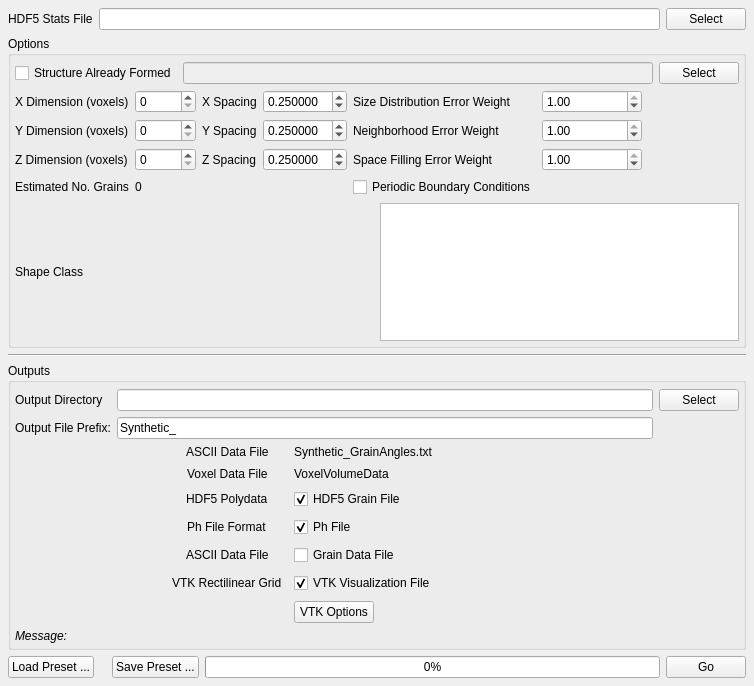
The window that Source/Plugins/GrainGenerator/UI/GrainGeneratorWidget.ui (BlueQuartzSoftware/DREAM3D) describes before a commit, drawn with Qt 5.
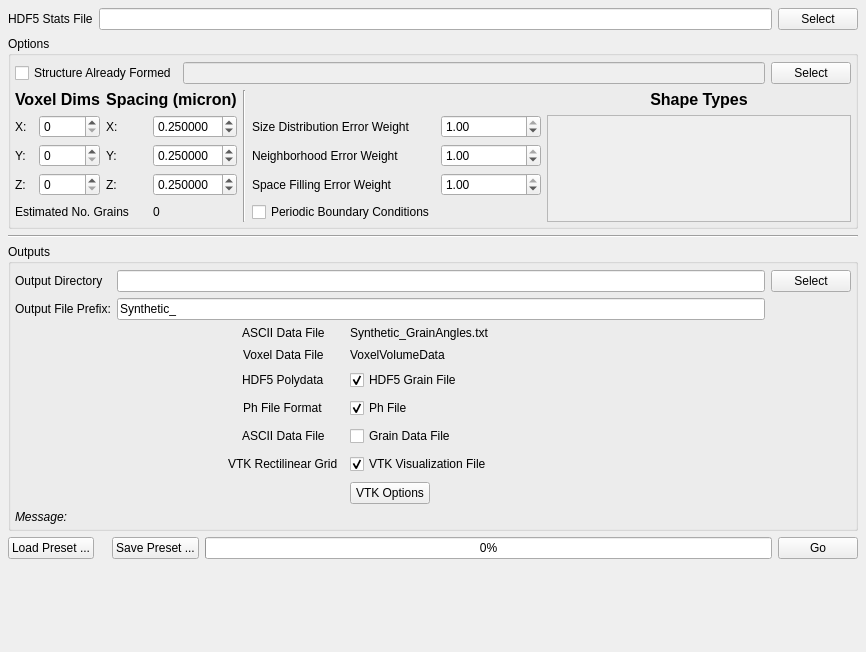
The same window after the commit. Custom widgets are drawn as their Qt base class.

Commit message: Fixing Grain Generator GUI to have better User experience with respect to selecting the Shape Type of each phase. Factored out all the ShapeClass specific code into separate classes which are in the 'ShapeOps' Subdirectory of the DREAM3DLib Common directory

Diff of the .ui file:
```diff
--- a/Source/Plugins/GrainGenerator/UI/GrainGeneratorWidget.ui
+++ b/Source/Plugins/GrainGenerator/UI/GrainGeneratorWidget.ui
@@ -6,8 +6,8 @@
    <rect>
     <x>0</x>
     <y>0</y>
-    <width>754</width>
-    <height>686</height>
+    <width>866</width>
+    <height>652</height>
    </rect>
   </property>
   <property name="windowTitle">
@@ -89,97 +89,71 @@
       </item>
       <item>
        <layout class="QGridLayout" name="gridLayout_7">
-        <item row="0" column="7" rowspan="4" colspan="3">
-         <spacer name="horizontalSpacer">
-          <property name="orientation">
-           <enum>Qt::Horizontal</enum>
-          </property>
-          <property name="sizeHint" stdset="0">
-           <size>
-            <width>40</width>
-            <height>20</height>
-           </size>
-          </property>
-         </spacer>
-        </item>
-        <item row="0" column="0">
+        <item row="1" column="0">
          <widget class="QLabel" name="label">
           <property name="text">
-           <string>X Dimension (voxels)</string>
+           <string>X:</string>
           </property>
          </widget>
         </item>
-        <item row="1" column="0">
+        <item row="2" column="0">
          <widget class="QLabel" name="label_6">
           <property name="text">
-           <string>Y Dimension (voxels)</string>
+           <string>Y:</string>
           </property>
          </widget>
         </item>
-        <item row="2" column="0">
+        <item row="3" column="0">
          <widget class="QLabel" name="label_7">
           <property name="text">
-           <string>Z Dimension (voxels)</string>
+           <string>Z:</string>
           </property>
          </widget>
         </item>
-        <item row="2" column="1">
+        <item row="3" column="1">
          <widget class="QSpinBox" name="m_ZPoints">
           <property name="maximum">
            <number>10000</number>
           </property>
          </widget>
         </item>
-        <item row="1" column="1">
+        <item row="2" column="1">
          <widget class="QSpinBox" name="m_YPoints">
           <property name="maximum">
            <number>10000</number>
           </property>
          </widget>
         </item>
-        <item row="0" column="1">
+        <item row="1" column="1">
          <widget class="QSpinBox" name="m_XPoints">
           <property name="maximum">
            <number>10000</number>
           </property>
          </widget>
         </item>
-        <item row="0" column="2">
-         <widget class="QLabel" name="label_15">
-          <property name="text">
-           <string>X Spacing</string>
-          </property>
-         </widget>
-        </item>
         <item row="1" column="2">
-         <widget class="QLabel" name="label_18">
+         <widget class="QLabel" name="label_15">
           <property name="text">
-           <string>Y Spacing</string>
+           <string>X:</string>
           </property>
          </widget>
         </item>
         <item row="2" column="2">
+         <widget class="QLabel" name="label_18">
+          <property name="text">
+           <string>Y:</string>
+          </property>
+         </widget>
+        </item>
+        <item row="3" column="2">
          <widget class="QLabel" name="label_16">
           <property name="text">
-           <string>Z Spacing</string>
-          </property>
-         </widget>
-        </item>
-        <item row="0" column="3">
-         <widget class="QDoubleSpinBox" name="m_XResolution">
-          <property name="decimals">
-           <number>6</number>
-          </property>
-          <property name="singleStep">
-           <double>0.250000000000000</double>
-          </property>
-          <property name="value">
-           <double>0.250000000000000</double>
+           <string>Z:</string>
           </property>
          </widget>
         </item>
         <item row="1" column="3">
-         <widget class="QDoubleSpinBox" name="m_ZResolution">
+         <widget class="QDoubleSpinBox" name="m_XResolution">
           <property name="decimals">
            <number>6</number>
           </property>
@@ -192,6 +166,19 @@
          </widget>
         </item>
         <item row="2" column="3">
+         <widget class="QDoubleSpinBox" name="m_ZResolution">
+          <property name="decimals">
+           <number>6</number>
+          </property>
+          <property name="singleStep">
+           <double>0.250000000000000</double>
+          </property>
+          <property name="value">
+           <double>0.250000000000000</double>
+          </property>
+         </widget>
+        </item>
+        <item row="3" column="3">
          <widget class="QDoubleSpinBox" name="m_YResolution">
           <property name="decimals">
            <number>6</number>
@@ -204,7 +191,7 @@
           </property>
          </widget>
         </item>
-        <item row="2" column="6">
+        <item row="3" column="6">
          <widget class="QDoubleSpinBox" name="m_FillingErrorWeight">
           <property name="minimumSize">
            <size>
@@ -223,7 +210,7 @@
           </property>
          </widget>
         </item>
-        <item row="1" column="6">
+        <item row="2" column="6">
          <widget class="QDoubleSpinBox" name="m_NeighborhoodErrorWeight">
           <property name="minimumSize">
            <size>
@@ -242,7 +229,7 @@
           </property>
          </widget>
         </item>
-        <item row="0" column="6">
+        <item row="1" column="6">
          <widget class="QDoubleSpinBox" name="m_SizeDistErrorWeight">
           <property name="minimumSize">
            <size>
@@ -261,72 +248,140 @@
           </property>
          </widget>
         </item>
-        <item row="3" column="1">
-         <widget class="QLabel" name="est_numgrains">
-          <property name="text">
-           <string>0</string>
-          </property>
-         </widget>
-        </item>
-        <item row="3" column="0">
-         <widget class="QLabel" name="label_9">
-          <property name="text">
-           <string>Estimated No. Grains</string>
-          </property>
-         </widget>
-        </item>
-        <item row="0" column="5">
+        <item row="1" column="5">
          <widget class="QLabel" name="label_4">
           <property name="text">
            <string>Size Distribution Error Weight</string>
           </property>
          </widget>
         </item>
-        <item row="1" column="5">
+        <item row="2" column="5">
          <widget class="QLabel" name="label_3">
           <property name="text">
            <string>Neighborhood Error Weight</string>
           </property>
          </widget>
         </item>
-        <item row="2" column="5">
+        <item row="3" column="5">
          <widget class="QLabel" name="label_55">
           <property name="text">
            <string>Space Filling Error Weight</string>
           </property>
          </widget>
         </item>
-        <item row="3" column="5">
+        <item row="4" column="5">
          <widget class="QCheckBox" name="m_PeriodicBoundaryConditions">
           <property name="text">
            <string>Periodic Boundary Conditions</string>
           </property>
          </widget>
         </item>
-       </layout>
-      </item>
-      <item>
-       <layout class="QGridLayout" name="gridLayout_2">
-        <item row="0" column="0">
-         <widget class="QLabel" name="label_17">
-          <property name="text">
-           <string>Shape Class</string>
+        <item row="1" column="7" rowspan="4">
+         <widget class="QScrollArea" name="m_ShapeTypeScrollArea">
+          <property name="minimumSize">
+           <size>
+            <width>250</width>
+            <height>0</height>
+           </size>
           </property>
-         </widget>
-        </item>
-        <item row="0" column="1">
-         <widget class="QListWidget" name="m_ShapeTypeList">
-          <property name="sizePolicy">
-           <sizepolicy hsizetype="Preferred" vsizetype="Preferred">
-            <horstretch>0</horstretch>
-            <verstretch>0</verstretch>
-           </sizepolicy>
-          </property>
-          <property name="editTriggers">
-           <set>QAbstractItemView::AllEditTriggers</set>
-          </property>
-          <property name="alternatingRowColors">
+          <property name="widgetResizable">
            <bool>true</bool>
+          </property>
+          <widget class="QWidget" name="m_ShapeTypeScrollContents">
+           <property name="geometry">
+            <rect>
+             <x>0</x>
+             <y>0</y>
+             <width>248</width>
+             <height>119</height>
+            </rect>
+           </property>
+           <layout class="QFormLayout" name="formLayout_2">
+            <property name="fieldGrowthPolicy">
+             <enum>QFormLayout::FieldsStayAtSizeHint</enum>
+            </property>
+            <property name="horizontalSpacing">
+             <number>6</number>
+            </property>
+            <property name="verticalSpacing">
+             <number>6</number>
+            </property>
+            <property name="margin">
+             <number>4</number>
+            </property>
+           </layout>
+          </widget>
+         </widget>
+        </item>
+        <item row="0" column="0" colspan="2">
+         <widget class="QLabel" name="label_19">
+          <property name="font">
+           <font>
+            <pointsize>12</pointsize>
+            <weight>75</weight>
+            <bold>true</bold>
+           </font>
+          </property>
+          <property name="text">
+           <string>Voxel Dims</string>
+          </property>
+          <property name="alignment">
+           <set>Qt::AlignCenter</set>
+          </property>
+         </widget>
+        </item>
+        <item row="0" column="2" colspan="2">
+         <widget class="QLabel" name="label_20">
+          <property name="font">
+           <font>
+            <pointsize>12</pointsize>
+            <weight>75</weight>
+            <bold>true</bold>
+           </font>
+          </property>
+          <property name="text">
+           <string>Spacing (micron)</string>
+          </property>
+          <property name="alignment">
+           <set>Qt::AlignCenter</set>
+          </property>
+         </widget>
+        </item>
+        <item row="0" column="7">
+         <widget class="QLabel" name="label_17">
+          <property name="font">
+           <font>
+            <pointsize>12</pointsize>
+            <weight>75</weight>
+            <bold>true</bold>
+           </font>
+          </property>
+          <property name="text">
+           <string>Shape Types</string>
+          </property>
+          <property name="alignment">
+           <set>Qt::AlignCenter</set>
+          </property>
+         </widget>
+        </item>
+        <item row="4" column="0" colspan="3">
+         <widget class="QLabel" name="label_9">
+          <property name="text">
+           <string>Estimated No. Grains</string>
+          </property>
+         </widget>
+        </item>
+        <item row="4" column="3">
+         <widget class="QLabel" name="est_numgrains">
+          <property name="text">
+           <string>0</string>
+          </property>
+         </widget>
+        </item>
+        <item row="0" column="4" rowspan="5">
+         <widget class="Line" name="line">
+          <property name="orientation">
+           <enum>Qt::Vertical</enum>
           </property>
          </widget>
         </item>
```
Left out of the diff: 3 changed lines with no effect on the pictures. The commit also changes 18 other files.
